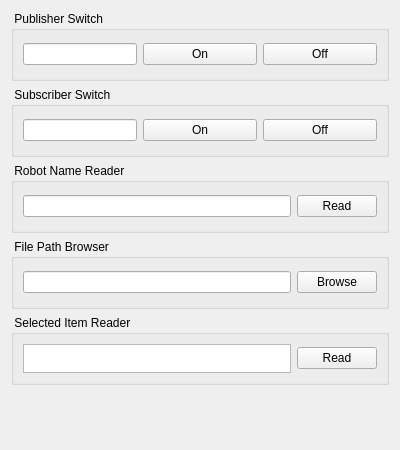
Before: the Qt Designer form deprecated/rqt_example/ui/rqt_example.ui in JaehyunShim/ros2_tutorial_cpp, drawn with Qt 5.
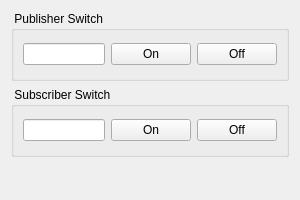
After: the same form once the commit is applied.

Commit message: revert rqt_example change

Patch:
```diff
--- a/deprecated/rqt_example/ui/rqt_example.ui
+++ b/deprecated/rqt_example/ui/rqt_example.ui
@@ -9,8 +9,8 @@
    <rect>
     <x>0</x>
     <y>0</y>
-    <width>400</width>
-    <height>450</height>
+    <width>300</width>
+    <height>200</height>
    </rect>
   </property>
   <property name="sizePolicy">
@@ -22,13 +22,7 @@
   <property name="minimumSize">
    <size>
     <width>300</width>
-    <height>350</height>
-   </size>
-  </property>
-  <property name="maximumSize">
-   <size>
-    <width>400</width>
-    <height>450</height>
+    <height>200</height>
    </size>
   </property>
   <property name="contextMenuPolicy">
@@ -41,7 +35,7 @@
    <item>
     <layout class="QVBoxLayout" name="verticalLayout_1">
      <item>
-      <widget class="QGroupBox" name="groupBox">
+      <widget class="QGroupBox" name="groupBox_2">
        <property name="sizePolicy">
         <sizepolicy hsizetype="MinimumExpanding" vsizetype="Minimum">
          <horstretch>0</horstretch>
@@ -86,7 +80,7 @@
       </widget>
      </item>
      <item>
-      <widget class="QGroupBox" name="groupBox_2">
+      <widget class="QGroupBox" name="groupBox_3">
        <property name="sizePolicy">
         <sizepolicy hsizetype="MinimumExpanding" vsizetype="Minimum">
          <horstretch>0</horstretch>
@@ -104,125 +98,26 @@
        </property>
        <layout class="QGridLayout" name="gridLayout2">
         <item row="0" column="1">
-         <widget class="QLineEdit" name="sub_onoff_state">
-          <property name="sizePolicy">
-           <sizepolicy hsizetype="Minimum" vsizetype="Fixed">
-            <horstretch>0</horstretch>
-            <verstretch>0</verstretch>
-           </sizepolicy>
-          </property>
-         </widget>
-        </item>
-        <item row="0" column="3">
-         <widget class="QPushButton" name="sub_off_button">
-          <property name="text">
-           <string>Off</string>
-          </property>
-         </widget>
-        </item>
-        <item row="0" column="2">
          <widget class="QPushButton" name="sub_on_button">
           <property name="text">
            <string>On</string>
           </property>
          </widget>
         </item>
-       </layout>
-      </widget>
-     </item>
-     <item>
-      <widget class="QGroupBox" name="groupBox_3">
-       <property name="sizePolicy">
-        <sizepolicy hsizetype="MinimumExpanding" vsizetype="Minimum">
-         <horstretch>0</horstretch>
-         <verstretch>0</verstretch>
-        </sizepolicy>
-       </property>
-       <property name="minimumSize">
-        <size>
-         <width>200</width>
-         <height>70</height>
-        </size>
-       </property>
-       <property name="title">
-        <string> Robot Name Reader</string>
-       </property>
-       <layout class="QGridLayout" name="gridLayout3">
-        <item row="0" column="1">
-         <widget class="QPushButton" name="read_robot_name_button">
+        <item row="0" column="2">
+         <widget class="QPushButton" name="sub_off_button">
+          <property name="text">
+           <string>Off</string>
+          </property>
+         </widget>
+        </item>
+        <item row="0" column="0">
+         <widget class="QLineEdit" name="sub_onoff_state">
           <property name="sizePolicy">
            <sizepolicy hsizetype="Minimum" vsizetype="Fixed">
             <horstretch>0</horstretch>
             <verstretch>0</verstretch>
            </sizepolicy>
-          </property>
-          <property name="text">
-           <string>Read</string>
-          </property>
-         </widget>
-        </item>
-        <item row="0" column="0">
-         <widget class="QLineEdit" name="robot_name"/>
-        </item>
-       </layout>
-      </widget>
-     </item>
-     <item>
-      <widget class="QGroupBox" name="groupBox_4">
-       <property name="sizePolicy">
-        <sizepolicy hsizetype="MinimumExpanding" vsizetype="Minimum">
-         <horstretch>0</horstretch>
-         <verstretch>0</verstretch>
-        </sizepolicy>
-       </property>
-       <property name="minimumSize">
-        <size>
-         <width>200</width>
-         <height>70</height>
-        </size>
-       </property>
-       <property name="title">
-        <string> File Path Browser</string>
-       </property>
-       <layout class="QGridLayout" name="gridLayout4">
-        <item row="0" column="0">
-         <widget class="QLineEdit" name="file_path"/>
-        </item>
-        <item row="0" column="1">
-         <widget class="QPushButton" name="browse_file_path_button">
-          <property name="text">
-           <string>Browse</string>
-          </property>
-         </widget>
-        </item>
-       </layout>
-      </widget>
-     </item>
-     <item>
-      <widget class="QGroupBox" name="groupBox_5">
-       <property name="sizePolicy">
-        <sizepolicy hsizetype="MinimumExpanding" vsizetype="Minimum">
-         <horstretch>0</horstretch>
-         <verstretch>0</verstretch>
-        </sizepolicy>
-       </property>
-       <property name="minimumSize">
-        <size>
-         <width>200</width>
-         <height>70</height>
-        </size>
-       </property>
-       <property name="title">
-        <string> Selected Item Reader</string>
-       </property>
-       <layout class="QGridLayout" name="gridLayout5">
-        <item row="0" column="0">
-         <widget class="QListView" name="item_list"/>
-        </item>
-        <item row="0" column="1">
-         <widget class="QPushButton" name="read_selected_item_button">
-          <property name="text">
-           <string>Read</string>
           </property>
          </widget>
         </item>
```
The commit also changes 2 other files.
